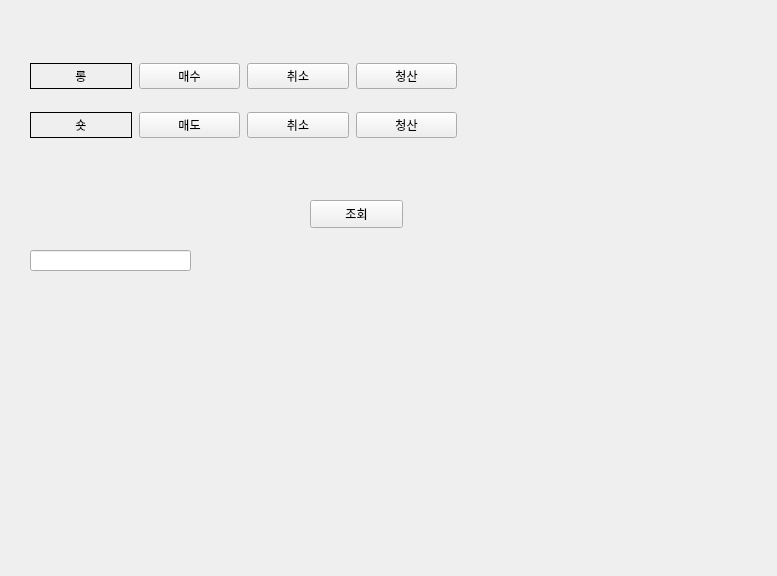
Before: the Qt Designer form CoinUi.ui in jimeaning/Coin_, drawn with Qt 5.
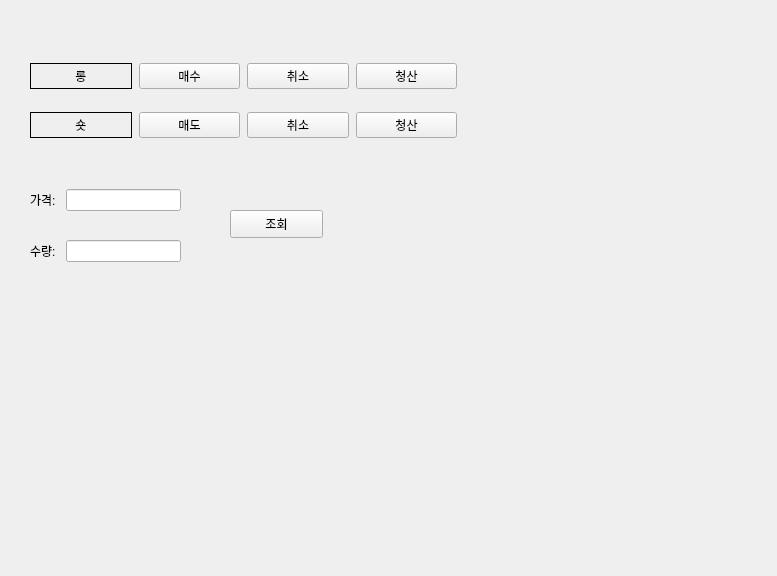
After: the same form once the commit is applied.

Commit message: 매수 수정, ui

```diff
--- a/CoinUi.ui
+++ b/CoinUi.ui
@@ -115,16 +115,6 @@
      </item>
     </layout>
    </widget>
-   <widget class="QLineEdit" name="Qprice">
-    <property name="geometry">
-     <rect>
-      <x>30</x>
-      <y>250</y>
-      <width>161</width>
-      <height>21</height>
-     </rect>
-    </property>
-   </widget>
    <widget class="QLabel" name="price_la">
     <property name="geometry">
      <rect>
@@ -141,8 +131,8 @@
    <widget class="QLabel" name="label">
     <property name="geometry">
      <rect>
-      <x>30</x>
-      <y>180</y>
+      <x>480</x>
+      <y>40</y>
       <width>261</width>
       <height>61</height>
      </rect>
@@ -150,12 +140,15 @@
     <property name="text">
      <string/>
     </property>
+    <property name="alignment">
+     <set>Qt::AlignCenter</set>
+    </property>
    </widget>
    <widget class="QPushButton" name="inquiry_btn">
     <property name="geometry">
      <rect>
-      <x>310</x>
-      <y>200</y>
+      <x>230</x>
+      <y>210</y>
       <width>93</width>
       <height>28</height>
      </rect>
@@ -164,6 +157,68 @@
      <string>조회</string>
     </property>
    </widget>
+   <widget class="QWidget" name="gridLayoutWidget_2">
+    <property name="geometry">
+     <rect>
+      <x>30</x>
+      <y>160</y>
+      <width>151</width>
+      <height>131</height>
+     </rect>
+    </property>
+    <layout class="QGridLayout" name="gridLayout_2">
+     <property name="horizontalSpacing">
+      <number>7</number>
+     </property>
+     <property name="verticalSpacing">
+      <number>0</number>
+     </property>
+     <item row="1" column="1">
+      <widget class="QLineEdit" name="Qamount"/>
+     </item>
+     <item row="1" column="0">
+      <widget class="QLabel" name="amountla">
+       <property name="autoFillBackground">
+        <bool>false</bool>
+       </property>
+       <property name="frameShape">
+        <enum>QFrame::NoFrame</enum>
+       </property>
+       <property name="frameShadow">
+        <enum>QFrame::Plain</enum>
+       </property>
+       <property name="text">
+        <string>수량: </string>
+       </property>
+       <property name="scaledContents">
+        <bool>false</bool>
+       </property>
+       <property name="alignment">
+        <set>Qt::AlignCenter</set>
+       </property>
+       <property name="wordWrap">
+        <bool>false</bool>
+       </property>
+      </widget>
+     </item>
+     <item row="0" column="0">
+      <widget class="QLabel" name="pricela">
+       <property name="frameShape">
+        <enum>QFrame::NoFrame</enum>
+       </property>
+       <property name="text">
+        <string>가격: </string>
+       </property>
+       <property name="alignment">
+        <set>Qt::AlignCenter</set>
+       </property>
+      </widget>
+     </item>
+     <item row="0" column="1">
+      <widget class="QLineEdit" name="Qprice"/>
+     </item>
+    </layout>
+   </widget>
   </widget>
  </widget>
  <resources/>
```
The commit also changes 3 other files.
